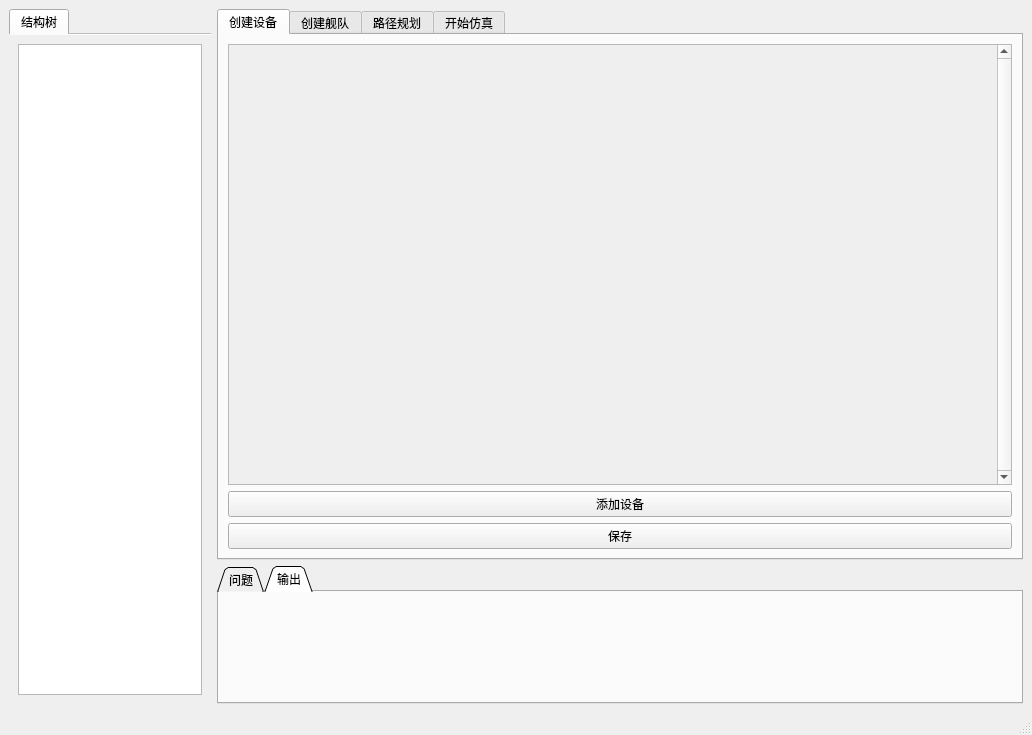
YaHeii/Electromagnetic_Compatibility, file resource/ui/mainwindow.ui: the form before one commit.
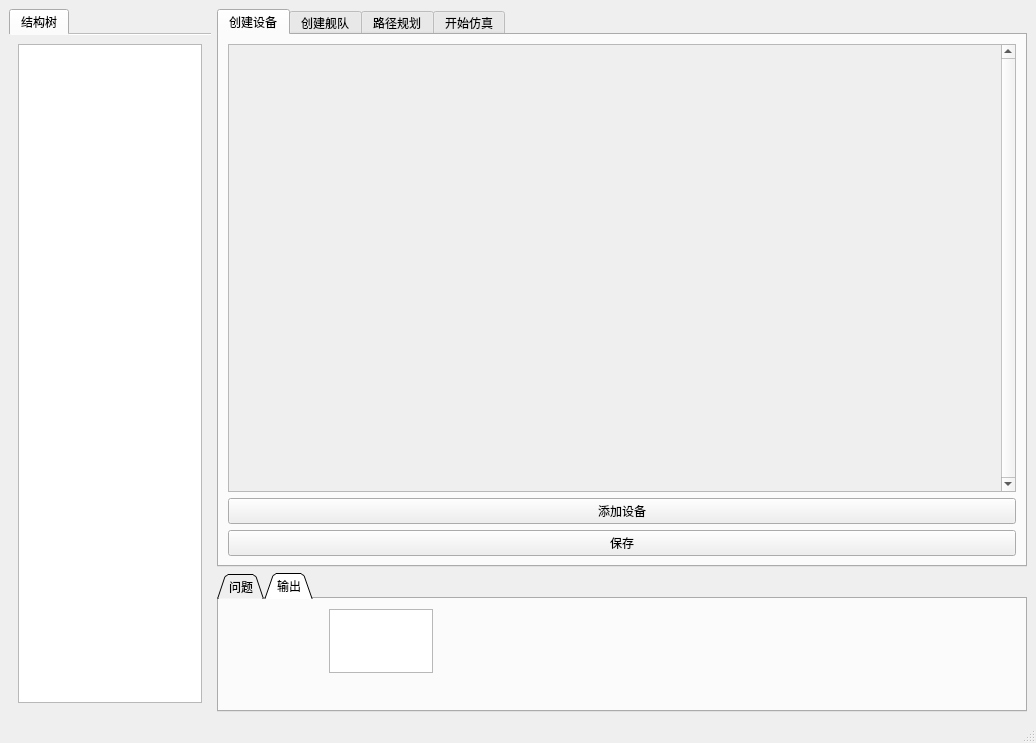
The form after the commit. The open tabs and pages were chosen to show the change. Custom widgets are drawn as their Qt base class.

Diff of the .ui file:
```diff
--- a/resource/ui/mainwindow.ui
+++ b/resource/ui/mainwindow.ui
@@ -6,8 +6,8 @@
    <rect>
     <x>0</x>
     <y>0</y>
-    <width>1032</width>
-    <height>735</height>
+    <width>1036</width>
+    <height>743</height>
    </rect>
   </property>
   <property name="windowTitle">
@@ -89,8 +89,8 @@
                 <rect>
                  <x>0</x>
                  <y>0</y>
-                 <width>765</width>
-                 <height>442</height>
+                 <width>768</width>
+                 <height>448</height>
                 </rect>
                </property>
                <property name="sizePolicy">
@@ -253,6 +253,16 @@
            <attribute name="title">
             <string>输出</string>
            </attribute>
+           <widget class="QTextEdit" name="Debug_Edit">
+            <property name="geometry">
+             <rect>
+              <x>110</x>
+              <y>10</y>
+              <width>104</width>
+              <height>64</height>
+             </rect>
+            </property>
+           </widget>
           </widget>
          </widget>
         </item>
```
Left out of the diff: 14 changed lines with no effect on the pictures.
